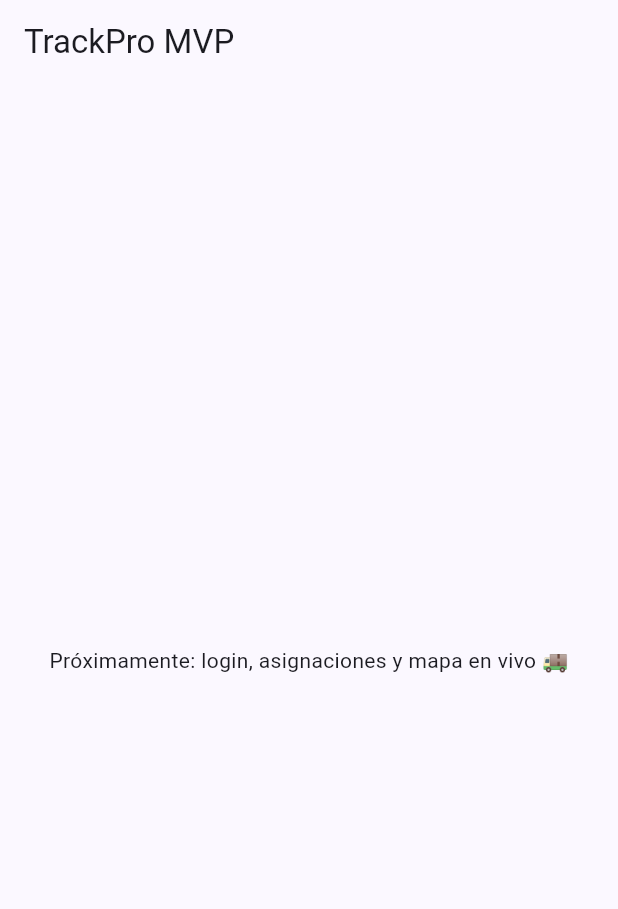
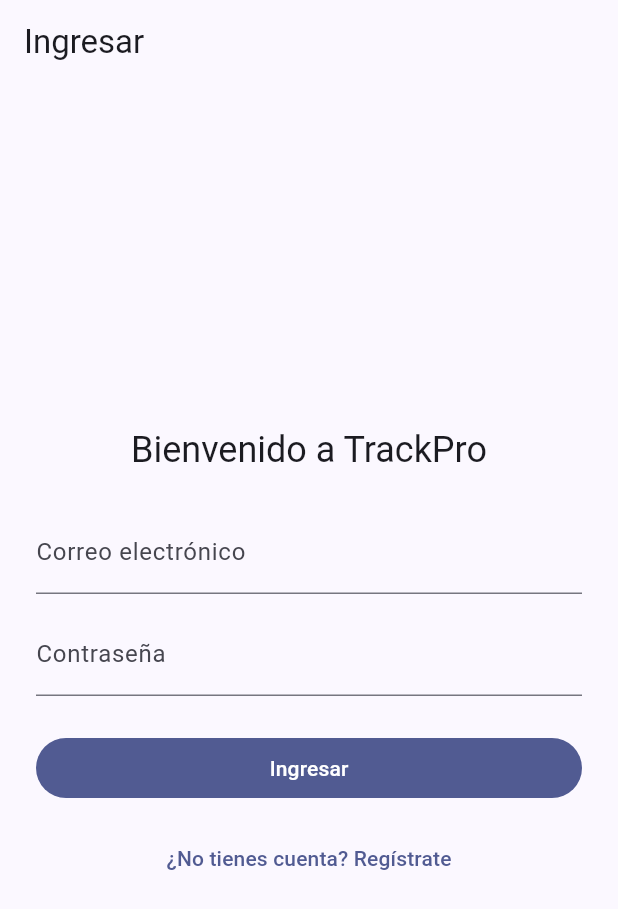
Before and after one commit to Wikedhart18/apkFlutterLae, a Flutter app: the screen it shows after launch, on a phone screen of 412 x 824 dp. Shown: the top 909 px of the screen. Run offline on Flutter 3.47's test engine with Material 3 defaults, Android fonts, the phone set to English and light mode, and no system bars; our stand-ins replace bloc, cloud_firestore, dartz, equatable, firebase_auth, firebase_core and 1 more; accounts and stored records are empty.

Commit message:
Login y registro correcto ya se guarda en base de datos y se compara bien

```diff
--- /dev/null
+++ b/tracker_app/lib/src/auth/domain/entities/app_user.dart
@@ -0,0 +1,23 @@
+import 'package:equatable/equatable.dart';
+
+enum UserRole { cliente, chofer, admin }
+
+class AppUser extends Equatable {
+  const AppUser({
+    required this.id,
+    required this.email,
+    this.displayName,
+    this.role = UserRole.cliente,
+  });
+
+  final String id;
+  final String email;
+  final String? displayName;
+  final UserRole role;
+
+  bool get isChofer => role == UserRole.chofer;
+  bool get isAdmin => role == UserRole.admin;
+
+  @override
+  List<Object?> get props => [id, email, displayName, role];
+}
--- /dev/null
+++ b/tracker_app/lib/src/auth/presentation/bloc/auth_event.dart
@@ -0,0 +1,48 @@
+part of 'auth_bloc.dart';
+
+abstract class AuthEvent extends Equatable {
+  const AuthEvent();
+
+  @override
+  List<Object?> get props => [];
+}
+
+class _AuthStatusChanged extends AuthEvent {
+  const _AuthStatusChanged(this.user);
+
+  final AppUser? user;
+
+  @override
+  List<Object?> get props => [user];
+}
+
+class AuthSignInRequested extends AuthEvent {
+  const AuthSignInRequested({required this.email, required this.password});
+
+  final String email;
+  final String password;
+
+  @override
+  List<Object?> get props => [email, password];
+}
+
+class AuthSignUpRequested extends AuthEvent {
+  const AuthSignUpRequested({
+    required this.email,
+    required this.password,
+    this.displayName,
+    this.role = UserRole.cliente,
+  });
+
+  final String email;
+  final String password;
+  final String? displayName;
+  final UserRole role;
+
+  @override
+  List<Object?> get props => [email, password, displayName, role];
+}
+
+class AuthSignOutRequested extends AuthEvent {
+  const AuthSignOutRequested();
+}
--- /dev/null
+++ b/tracker_app/lib/src/auth/presentation/bloc/auth_state.dart
@@ -0,0 +1,27 @@
+part of 'auth_bloc.dart';
+
+enum AuthStatus { unknown, authenticated, unauthenticated, loading, failure }
+
+class AuthState extends Equatable {
+  const AuthState._({required this.status, this.user, this.message});
+
+  const AuthState.unknown() : this._(status: AuthStatus.unknown);
+
+  const AuthState.loading() : this._(status: AuthStatus.loading);
+
+  const AuthState.authenticated(AppUser user)
+    : this._(status: AuthStatus.authenticated, user: user);
+
+  const AuthState.unauthenticated()
+    : this._(status: AuthStatus.unauthenticated);
+
+  const AuthState.failure(String message)
+    : this._(status: AuthStatus.failure, message: message);
+
+  final AuthStatus status;
+  final AppUser? user;
+  final String? message;
+
+  @override
+  List<Object?> get props => [status, user, message];
+}
--- /dev/null
+++ b/tracker_app/lib/src/auth/presentation/pages/auth_gate.dart
@@ -0,0 +1,41 @@
+import 'package:flutter/material.dart';
+import 'package:flutter_bloc/flutter_bloc.dart';
+
+import '../../../core/presentation/app_shell.dart';
+import '../bloc/auth_bloc.dart';
+import 'login_page.dart';
+
+class AuthGate extends StatelessWidget {
+  const AuthGate({super.key});
+
+  @override
+  Widget build(BuildContext context) {
+    return BlocConsumer<AuthBloc, AuthState>(
+      listener: (context, state) {
+        if (state.status == AuthStatus.failure && state.message != null) {
+          ScaffoldMessenger.of(
+            context,
+          ).showSnackBar(SnackBar(content: Text(state.message!)));
+        }
+      },
+      builder: (context, state) {
+        switch (state.status) {
+          case AuthStatus.loading:
+            return const Scaffold(
+              body: Center(child: CircularProgressIndicator()),
+            );
+          case AuthStatus.authenticated:
+            return const AppShell();
+          case AuthStatus.unauthenticated:
+          case AuthStatus.failure:
+            return const LoginPage();
+          case AuthStatus.unknown:
+          default:
+            return const Scaffold(
+              body: Center(child: CircularProgressIndicator()),
+            );
+        }
+      },
+    );
+  }
+}
--- /dev/null
+++ b/tracker_app/lib/src/auth/presentation/pages/login_page.dart
@@ -0,0 +1,122 @@
+import 'package:flutter/material.dart';
+import 'package:flutter_bloc/flutter_bloc.dart';
+
+import '../../domain/entities/app_user.dart';
+import '../bloc/auth_bloc.dart';
+import 'register_page.dart';
+
+class LoginPage extends StatefulWidget {
+  const LoginPage({super.key});
+
+  @override
+  State<LoginPage> createState() => _LoginPageState();
+}
+
+class _LoginPageState extends State<LoginPage> {
+  final _formKey = GlobalKey<FormState>();
+  final _emailController = TextEditingController();
+  final _passwordController = TextEditingController();
+  bool _isSubmitting = false;
+
+  @override
+  void dispose() {
+    _emailController.dispose();
+    _passwordController.dispose();
+    super.dispose();
+  }
+
+  void _submit() {
+    if (!_formKey.currentState!.validate()) return;
+    setState(() => _isSubmitting = true);
+    context.read<AuthBloc>().add(
+      AuthSignInRequested(
+        email: _emailController.text.trim(),
+        password: _passwordController.text.trim(),
+      ),
+    );
+  }
+
+  @override
+  Widget build(BuildContext context) {
+    final theme = Theme.of(context);
+    return Scaffold(
+      appBar: AppBar(title: const Text('Ingresar')),
+      body: BlocListener<AuthBloc, AuthState>(
+        listener: (context, state) {
+          if (state.status == AuthStatus.failure) {
+            setState(() => _isSubmitting = false);
+          }
+        },
+        child: Padding(
+          padding: const EdgeInsets.all(24),
+          child: Form(
+            key: _formKey,
+            child: Column(
+              mainAxisAlignment: MainAxisAlignment.center,
+              children: [
+                Text(
+                  'Bienvenido a TrackPro',
+                  style: theme.textTheme.headlineSmall,
+                ),
+                const SizedBox(height: 24),
+                TextFormField(
+                  controller: _emailController,
+                  keyboardType: TextInputType.emailAddress,
+                  decoration: const InputDecoration(
+                    labelText: 'Correo electrónico',
+                  ),
+                  validator: (value) {
+                    if (value == null || value.isEmpty) {
+                      return 'Ingresa tu correo';
+                    }
+                    if (!value.contains('@')) {
+                      return 'Correo inválido';
+                    }
+                    return null;
+                  },
+                ),
+                const SizedBox(height: 12),
+                TextFormField(
+                  controller: _passwordController,
+                  obscureText: true,
+                  decoration: const InputDecoration(labelText: 'Contraseña'),
+                  validator: (value) {
+                    if (value == null || value.length < 6) {
+                      return 'Min. 6 caracteres';
+                    }
+                    return null;
+                  },
+                ),
+                const SizedBox(height: 24),
+                SizedBox(
+                  width: double.infinity,
+                  child: FilledButton(
+                    onPressed: _isSubmitting ? null : _submit,
+                    child: _isSubmitting
+                        ? const SizedBox(
+                            width: 20,
+                            height: 20,
+                            child: CircularProgressIndicator(strokeWidth: 2),
+                          )
+                        : const Text('Ingresar'),
+                  ),
+                ),
+                const SizedBox(height: 12),
+                TextButton(
+                  onPressed: () {
+                    Navigator.of(context).push(
+                      MaterialPageRoute<void>(
+                        builder: (_) => const RegisterPage(),
+                      ),
+                    );
+                  },
+                  child: const Text('¿No tienes cuenta? Regístrate'),
+                ),
+              ],
+            ),
+          ),
+        ),
+      ),
+    );
+  }
+}
--- a/tracker_app/lib/src/core/di/app_dependencies.dart
+++ b/tracker_app/lib/src/core/di/app_dependencies.dart
@@ -1,9 +1,10 @@
 import 'package:flutter/material.dart';
+import 'package:flutter_bloc/flutter_bloc.dart';
 
-/// Contenedor de dependencias globales. Más adelante envolveremos
-/// `child` con MultiRepositoryProvider/MultiBlocProvider cuando
-/// existan repos y blocs compartidos. Por ahora devolvemos el
-/// widget directamente para evitar asserts del paquete `nested`.
+import '../../auth/data/firebase_auth_repository.dart';
+import '../../auth/domain/repositories/auth_repository.dart';
+import '../../auth/presentation/bloc/auth_bloc.dart';
+
 class AppDependencies extends StatelessWidget {
   const AppDependencies({required this.child, super.key});
 
@@ -11,6 +12,20 @@ class AppDependencies extends StatelessWidget {
 
   @override
   Widget build(BuildContext context) {
-    return child;
+    return MultiRepositoryProvider(
+      providers: [
+        RepositoryProvider<AuthRepository>(
+          create: (_) => FirebaseAuthRepository(),
+        ),
+      ],
+      child: MultiBlocProvider(
+        providers: [
+          BlocProvider<AuthBloc>(
+            create: (context) => AuthBloc(context.read<AuthRepository>()),
+          ),
+        ],
+        child: child,
+      ),
+    );
   }
 }
--- a/tracker_app/lib/src/core/navigation/app_router.dart
+++ b/tracker_app/lib/src/core/navigation/app_router.dart
@@ -1,14 +1,38 @@
 import 'package:flutter/material.dart';
 
+import '../../auth/presentation/pages/auth_gate.dart';
+import '../../auth/presentation/pages/login_page.dart';
+import '../../auth/presentation/pages/register_page.dart';
 import '../presentation/app_shell.dart';
 
 class AppRouter {
   static const splash = '/';
   static const dashboard = '/dashboard';
+  static const login = '/login';
+  static const register = '/register';
 
   static Route<dynamic> onGenerateRoute(RouteSettings settings) {
     switch (settings.name) {
+      case login:
+        return MaterialPageRoute<void>(
+          builder: (_) => const LoginPage(),
+          settings: settings,
+        );
+      case register:
+        return MaterialPageRoute<void>(
+          builder: (_) => const RegisterPage(),
+          settings: settings,
+        );
+      case splash:
+        return MaterialPageRoute<void>(
+          builder: (_) => const AuthGate(),
+          settings: settings,
+        );
       case dashboard:
+        return MaterialPageRoute<void>(
+          builder: (_) => const AppShell(),
+          settings: settings,
+        );
       case splash:
       default:
         return MaterialPageRoute<void>(
--- a/tracker_app/pubspec.yaml
+++ b/tracker_app/pubspec.yaml
@@ -43,6 +43,7 @@ dependencies:
   flutter_secure_storage: ^9.2.4
   flutter_bloc: ^9.1.1
   equatable: ^2.0.7
+  dartz: ^0.10.1
 
 dev_dependencies:
   flutter_test:
```
Also changed, not shown: tracker_app/lib/src/auth/data/firebase_auth_repository.dart (added, +104 -0 lines), tracker_app/lib/src/auth/domain/repositories/auth_repository.dart (added, +21 -0 lines), tracker_app/lib/src/auth/presentation/bloc/auth_bloc.dart (added, +82 -0 lines), tracker_app/lib/src/auth/presentation/pages/register_page.dart (added, +135 -0 lines), tracker_app/lib/src/core/presentation/app_shell.dart (+28 -5 lines), tracker_app/pubspec.lock, 1 other file.
